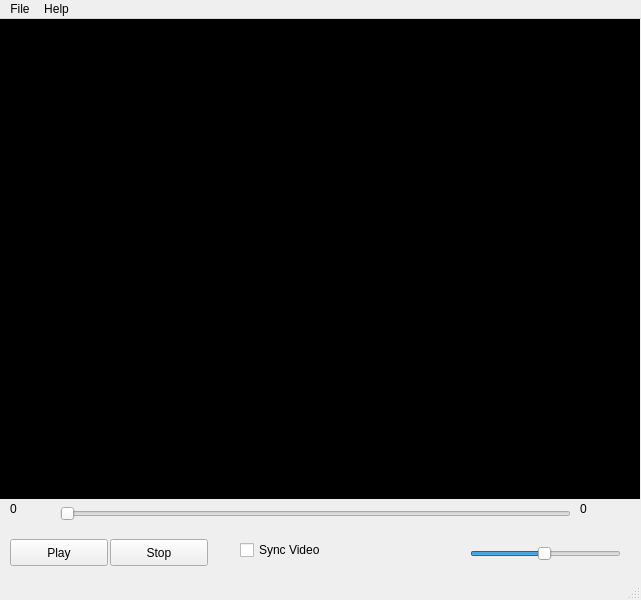
This is TheApp/serverUi.ui in krishna0512/drf as Qt 5 draws it before an edit. The edited form follows.
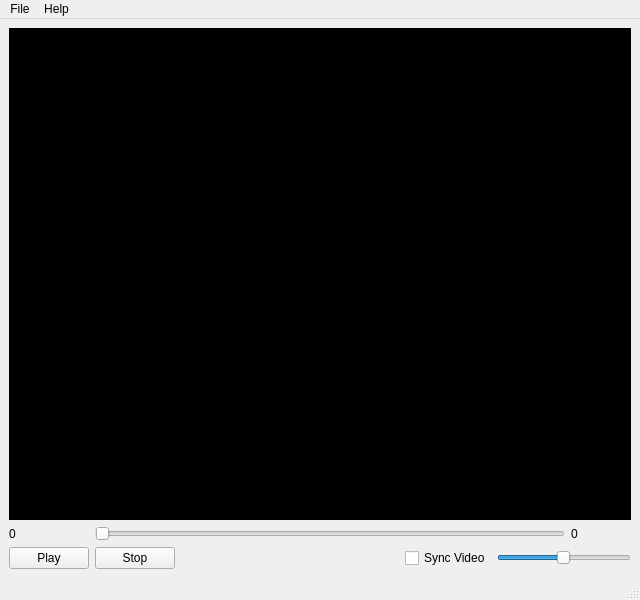
This is the edited form.

The edit to the form file:
```diff
--- a/TheApp/serverUi.ui
+++ b/TheApp/serverUi.ui
@@ -6,7 +6,7 @@
    <rect>
     <x>0</x>
     <y>0</y>
-    <width>641</width>
+    <width>640</width>
     <height>600</height>
    </rect>
   </property>
@@ -23,15 +23,22 @@
    <string/>
   </property>
   <widget class="QWidget" name="centralwidget">
+   <layout class="QGridLayout" name="gridLayout">
+    <item row="1" column="7">
+     <widget class="QLabel" name="fulltime">
+      <property name="maximumSize">
+       <size>
+        <width>60</width>
+        <height>16777215</height>
+       </size>
+      </property>
+      <property name="text">
+       <string>0</string>
+      </property>
+     </widget>
+    </item>
+    <item row="0" column="0" colspan="8">
    <widget class="QFrame" name="videoframe">
-    <property name="geometry">
-     <rect>
-      <x>0</x>
-      <y>0</y>
-      <width>640</width>
-      <height>480</height>
-     </rect>
-    </property>
     <property name="palette">
      <palette>
       <active>
@@ -106,15 +113,29 @@
      <enum>QFrame::Raised</enum>
     </property>
    </widget>
+    </item>
+    <item row="1" column="0">
+     <widget class="QLabel" name="watchedtime">
+      <property name="maximumSize">
+       <size>
+        <width>60</width>
+        <height>16777215</height>
+       </size>
+      </property>
+      <property name="text">
+       <string>0</string>
+      </property>
+     </widget>
+    </item>
+    <item row="2" column="5">
+     <widget class="QCheckBox" name="synVideo">
+      <property name="text">
+       <string>Sync Video</string>
+      </property>
+     </widget>
+    </item>
+    <item row="1" column="1" colspan="6">
    <widget class="QSlider" name="timeslider">
-    <property name="geometry">
-     <rect>
-      <x>60</x>
-      <y>480</y>
-      <width>511</width>
-      <height>29</height>
-     </rect>
-    </property>
     <property name="toolTip">
      <string>Position</string>
     </property>
@@ -131,41 +152,9 @@
      <enum>Qt::Horizontal</enum>
     </property>
    </widget>
-   <widget class="QPushButton" name="playbutton">
-    <property name="geometry">
-     <rect>
-      <x>10</x>
-      <y>520</y>
-      <width>98</width>
-      <height>27</height>
-     </rect>
-    </property>
-    <property name="text">
-     <string>Play</string>
-    </property>
-   </widget>
-   <widget class="QPushButton" name="stopbutton">
-    <property name="geometry">
-     <rect>
-      <x>110</x>
-      <y>520</y>
-      <width>98</width>
-      <height>27</height>
-     </rect>
-    </property>
-    <property name="text">
-     <string>Stop</string>
-    </property>
-   </widget>
+    </item>
+    <item row="2" column="6" colspan="2">
    <widget class="QSlider" name="volumeslider">
-    <property name="geometry">
-     <rect>
-      <x>470</x>
-      <y>520</y>
-      <width>151</width>
-      <height>29</height>
-     </rect>
-    </property>
     <property name="toolTip">
      <string>Volume</string>
     </property>
@@ -197,52 +186,41 @@
      <number>10</number>
     </property>
    </widget>
-   <widget class="QLabel" name="watchedtime">
-    <property name="geometry">
-     <rect>
-      <x>10</x>
-      <y>480</y>
-      <width>51</width>
-      <height>20</height>
-     </rect>
+    </item>
+    <item row="2" column="0">
+     <widget class="QPushButton" name="playbutton">
+      <property name="maximumSize">
+       <size>
+        <width>100</width>
+        <height>27</height>
+       </size>
     </property>
     <property name="text">
-     <string>0</string>
-    </property>
-   </widget>
-   <widget class="QLabel" name="fulltime">
-    <property name="geometry">
-     <rect>
-      <x>580</x>
-      <y>480</y>
-      <width>51</width>
-      <height>20</height>
-     </rect>
-    </property>
-    <property name="text">
-     <string>0</string>
-    </property>
-   </widget>
-   <widget class="QCheckBox" name="synVideo">
-    <property name="geometry">
-     <rect>
-      <x>240</x>
-      <y>520</y>
+       <string>Play</string>
+      </property>
+     </widget>
+    </item>
+    <item row="2" column="1">
+     <widget class="QPushButton" name="stopbutton">
+      <property name="maximumSize">
+       <size>
       <width>97</width>
-      <height>22</height>
-     </rect>
+        <height>27</height>
+       </size>
     </property>
     <property name="text">
-     <string>Sync Video</string>
-    </property>
-   </widget>
+       <string>Stop</string>
+      </property>
+     </widget>
+    </item>
+   </layout>
   </widget>
   <widget class="QMenuBar" name="menubar">
    <property name="geometry">
     <rect>
      <x>0</x>
      <y>0</y>
-     <width>641</width>
+     <width>640</width>
      <height>25</height>
     </rect>
    </property>
```
Left out of the diff: 1 changed line with no effect on the pictures. Lines whose indentation alone changed are shown as unchanged.
